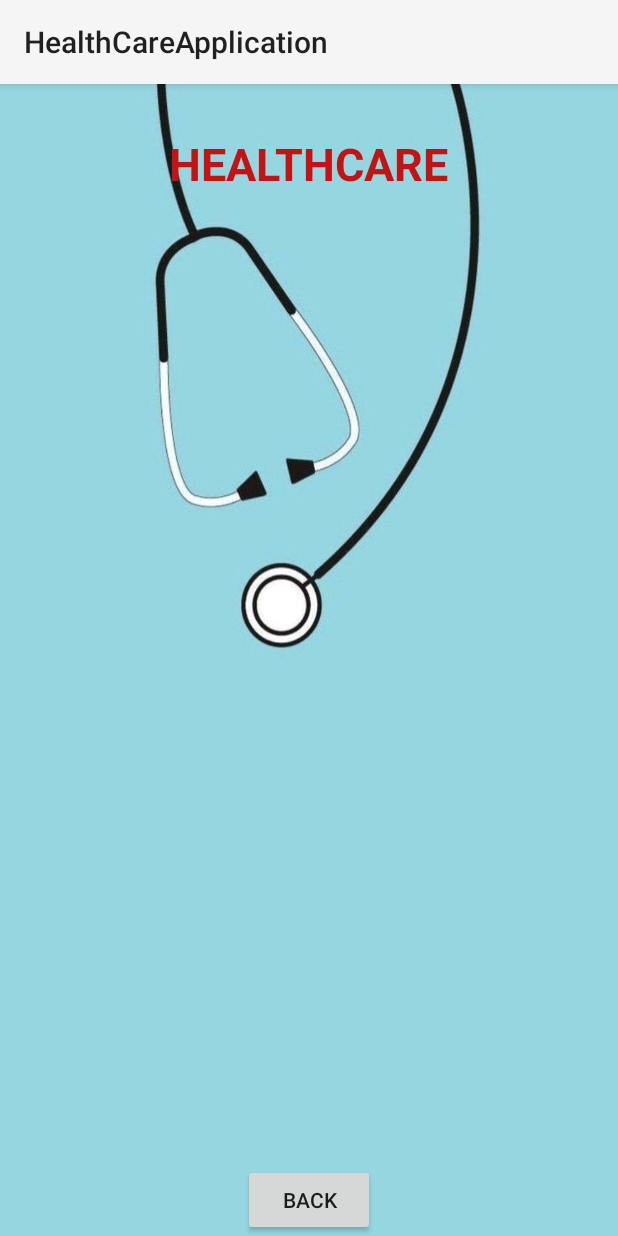
After one commit to cuongviet130401/HealthCareApplication, an Android app: the DoctorDetailsActivity screen opened directly, with no data from a screen before it, on a phone screen of 412 x 824 dp. The commit adds this screen. Run offline under Robolectric (Android 15) with nearby library versions, the phone set to English and light mode, and no system bars.

Commit message:
fix FindDoctor and build DDA

```diff
--- a/app/src/main/AndroidManifest.xml
+++ b/app/src/main/AndroidManifest.xml
@@ -11,6 +11,9 @@
         android:supportsRtl="true"
         android:theme="@style/Theme.HealthCareApplication"
         tools:targetApi="31">
+        <activity
+            android:name=".DoctorDetailsActivity"
+            android:exported="false" />
         <activity
             android:name=".FindDoctorActivity"
             android:exported="false" />
--- /dev/null
+++ b/app/src/main/java/com/example/healthcareapplication/DoctorDetailsActivity.java
@@ -0,0 +1,34 @@
+package com.example.healthcareapplication;
+
+import androidx.appcompat.app.AppCompatActivity;
+
+import android.content.Intent;
+import android.os.Bundle;
+import android.view.View;
+import android.widget.Button;
+import android.widget.TextView;
+
+public class DoctorDetailsActivity extends AppCompatActivity {
+    TextView tv;
+    Button btn;
+
+    @Override
+    protected void onCreate(Bundle savedInstanceState) {
+        super.onCreate(savedInstanceState);
+        setContentView(R.layout.activity_doctor_details);
+
+        tv = findViewById(R.id.textViewDDTitle);
+        btn = findViewById(R.id.buttonDDBack);
+
+        Intent it = getIntent();
+        String title = it.getStringExtra("title");
+        tv.setText(title);
+
+        btn.setOnClickListener(new View.OnClickListener() {
+            @Override
+            public void onClick(View view) {
+                startActivity(new Intent(DoctorDetailsActivity.this,FindDoctorActivity.class));
+            }
+        });
+    }
+}
--- a/app/src/main/java/com/example/healthcareapplication/LoginActivity.java
+++ b/app/src/main/java/com/example/healthcareapplication/LoginActivity.java
@@ -32,7 +32,8 @@ public class LoginActivity extends AppCompatActivity {
         btn.setOnClickListener(new View.OnClickListener(){
             @Override
             public void onClick(View view) {
-                String username = edUsername.getText().toString();
+                startActivity(new Intent(LoginActivity.this,HomeActivity.class));
+                /*String username = edUsername.getText().toString();
                 String password = edPassword.getText().toString();
                 Database db = new Database(getApplicationContext(),"healthcare",null,1);
                 if(username.length()==0 || password.length()==0){
@@ -50,7 +51,7 @@ public class LoginActivity extends AppCompatActivity {
                     }else{
                         Toast.makeText(getApplicationContext(), "Invalid Username and Password", Toast.LENGTH_SHORT).show();
                     }
-                }
+                }*/
             }
         });
 
--- /dev/null
+++ b/app/src/main/res/layout/activity_doctor_details.xml
@@ -0,0 +1,63 @@
+<?xml version="1.0" encoding="utf-8"?>
+<androidx.constraintlayout.widget.ConstraintLayout xmlns:android="http://schemas.android.com/apk/res/android"
+    xmlns:app="http://schemas.android.com/apk/res-auto"
+    xmlns:tools="http://schemas.android.com/tools"
+    android:layout_width="match_parent"
+    android:layout_height="match_parent"
+    android:background="@drawable/back1"
+    tools:context=".DoctorDetailsActivity">
+
+    <TextView
+        android:id="@+id/textViewDDName"
+        android:layout_width="wrap_content"
+        android:layout_height="wrap_content"
+        android:text="HEALTHCARE"
+        android:textColor="@color/colorRed"
+        android:textSize="30sp"
+        android:textStyle="bold"
+        app:layout_constraintBottom_toBottomOf="parent"
+        app:layout_constraintEnd_toEndOf="parent"
+        app:layout_constraintStart_toStartOf="parent"
+        app:layout_constraintTop_toTopOf="parent"
+        app:layout_constraintVertical_bias="0.045"
+        />
+
+    <TextView
+        android:id="@+id/textViewDDTitle"
+        android:layout_width="wrap_content"
+        android:layout_height="wrap_content"
+        android:text="Default Text"
+        android:textColor="@color/colorRed"
+        android:textSize="20sp"
+        android:textStyle="bold"
+        app:layout_constraintBottom_toBottomOf="parent"
+        app:layout_constraintEnd_toEndOf="parent"
+        app:layout_constraintStart_toStartOf="parent"
+        app:layout_constraintTop_toBottomOf="@+id/textViewDDName"
+        app:layout_constraintVertical_bias="0.0199998"
+        />
+
+    <ListView
+        android:id="@+id/listViewDD"
+        android:layout_width="wrap_content"
+        android:layout_height="500dp"
+        android:layout_margin="10dp"
+        android:layout_marginStart="16dp"
+        android:layout_marginTop="16dp"
+        android:layout_marginEnd="16dp"
+        app:layout_constraintBottom_toBottomOf="parent"
+        app:layout_constraintEnd_toEndOf="parent"
+        app:layout_constraintStart_toStartOf="parent"
+        app:layout_constraintTop_toBottomOf="@+id/textViewDDTitle" />
+
+    <Button
+        android:id="@+id/buttonDDBack"
+        android:layout_width="wrap_content"
+        android:layout_height="wrap_content"
+        android:text="BACK"
+        app:layout_constraintBottom_toBottomOf="parent"
+        app:layout_constraintEnd_toEndOf="parent"
+        app:layout_constraintStart_toStartOf="parent"
+        app:layout_constraintVertical_bias="0.69"/>
+
+</androidx.constraintlayout.widget.ConstraintLayout>
```
Also changed, not shown: app/src/main/java/com/example/healthcareapplication/FindDoctorActivity.java (+42 -2 lines).
